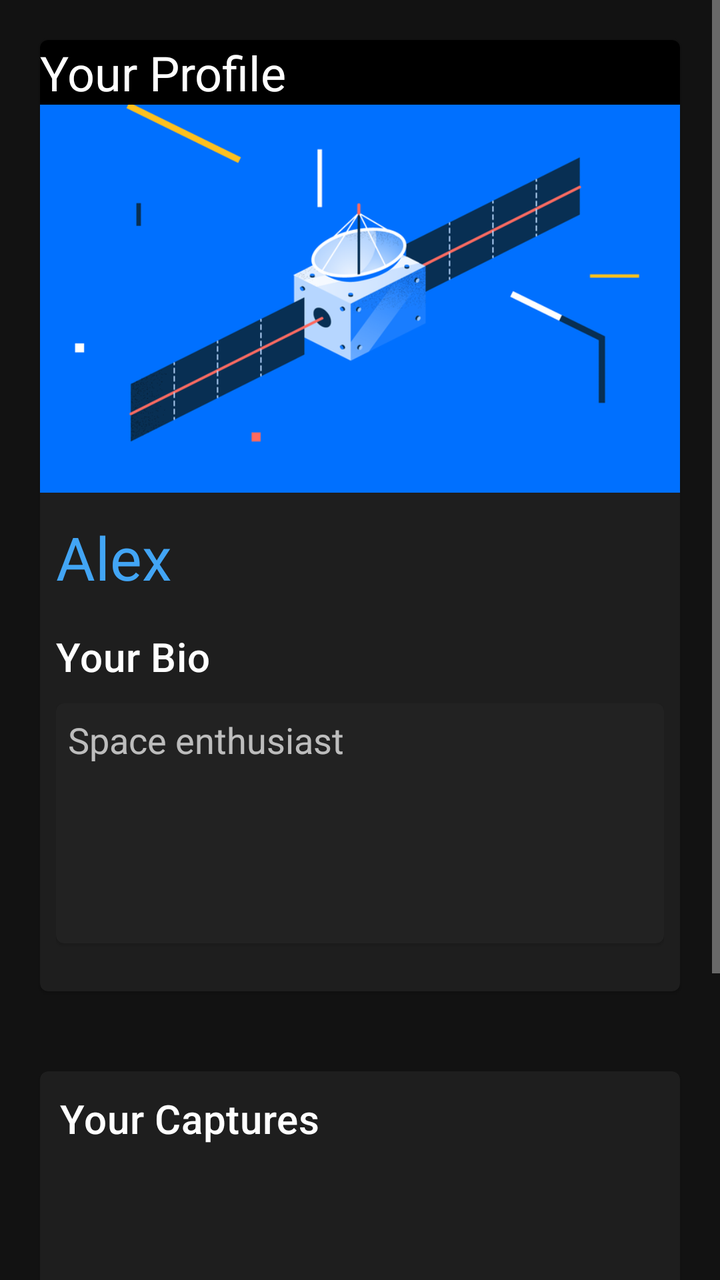
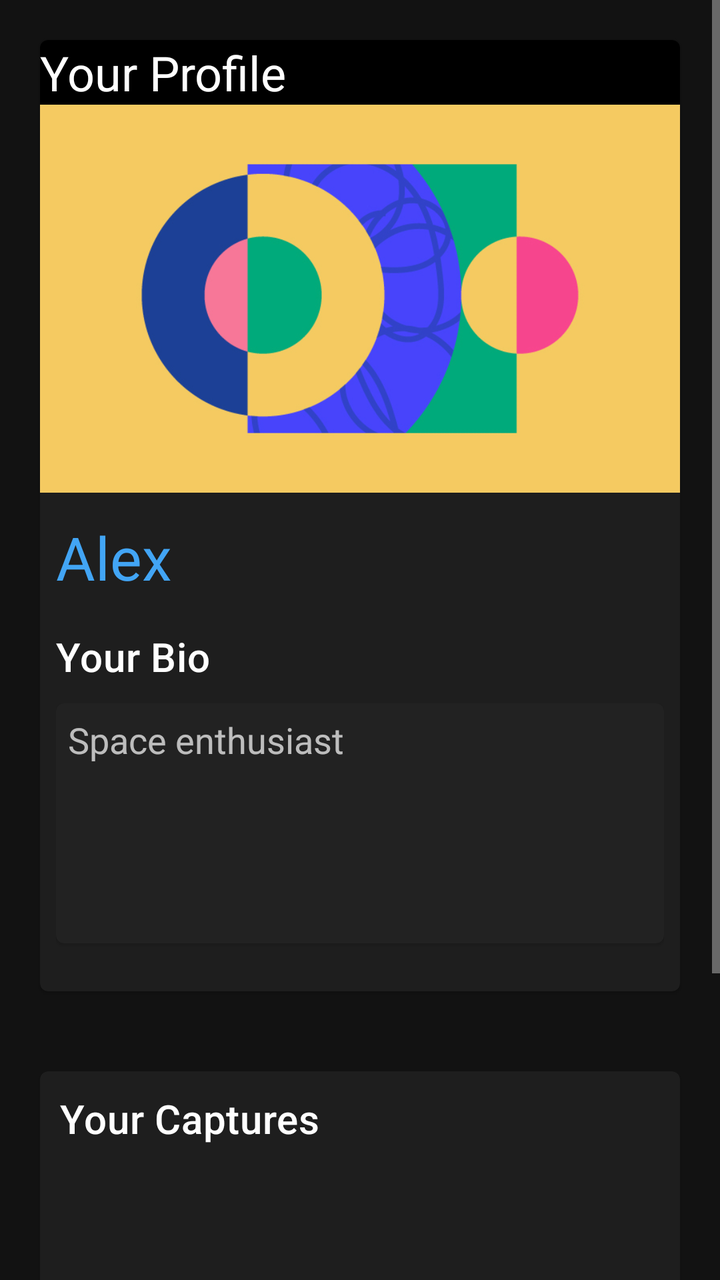

Screens rendered from an Android XML layout before and after an edit, with the pre-edit source and the edit as a unified diff.
<!-- AndroidManifest.xml: application theme AppTheme -->
<!-- res/layout/frag_profile.xml -->
<?xml version="1.0" encoding="utf-8"?>
<RelativeLayout xmlns:android="http://schemas.android.com/apk/res/android"
    android:layout_width="match_parent"
    android:layout_height="match_parent"
    xmlns:app="http://schemas.android.com/apk/res-auto"
    android:background="@color/transparent"
    android:scrollbars="vertical">
    <ScrollView
        android:layout_width="wrap_content"
        android:layout_height="wrap_content">
    <LinearLayout
        android:layout_width="wrap_content"
        android:layout_height="wrap_content"
        android:orientation="vertical">

    <com.google.android.material.card.MaterialCardView
        android:id="@+id/profcard"
        android:layout_width="wrap_content"
        android:layout_height="wrap_content"
        android:layout_margin="20dp">

        <LinearLayout
            android:layout_width="match_parent"
            android:layout_height="wrap_content"
            android:orientation="vertical">
        <LinearLayout
            android:layout_width="match_parent"
            android:layout_height="match_parent"
            android:background="@color/colorPrimaryDark">
            <TextView
                android:layout_width="wrap_content"
                android:layout_height="wrap_content"
                android:text="Your Profile"
                android:textAppearance="?attr/textAppearanceHeadline5"
                android:layout_gravity="center"
                />
        </LinearLayout>
            
            <ImageView
                android:layout_width="match_parent"
                android:layout_height="194dp"
                android:contentDescription="@string/content_description_media"
                android:scaleType="centerCrop"
                app:srcCompat="@drawable/bsat" />

            <LinearLayout
                android:layout_width="match_parent"
                android:layout_height="wrap_content"
                android:orientation="vertical"
                android:padding="8dp">

                


                <TextView
                    android:layout_width="wrap_content"
                    android:layout_height="wrap_content"
                    android:layout_marginTop="4dp"
                    android:layout_marginBottom="16dp"
                    android:text="Alex"
                    android:textAppearance="?attr/textAppearanceHeadline5"
                    android:textColor="@color/colorAccent"
                    android:textSize="30dp" />

                <TextView
                    android:layout_width="wrap_content"
                    android:layout_height="wrap_content"
                    android:text="Your Bio"
                    android:textAppearance="?attr/textAppearanceHeadline6" />
                <com.google.android.material.card.MaterialCardView
                    android:id="@+id/profcardinner"
                    android:layout_height="120dp"
                    android:layout_width="match_parent"
                    android:layout_marginBottom="16dp"
                    android:layout_marginTop="10dp">

                    <TextView
                        android:layout_width="match_parent"
                        android:layout_height="match_parent"
                        android:text="Space enthusiast"
                        android:layout_margin="6dp"
                        android:scrollHorizontally="true"
                        android:textSize="18dp"/>

                </com.google.android.material.card.MaterialCardView>


            </LinearLayout>

        </LinearLayout>

    </com.google.android.material.card.MaterialCardView>


        <com.google.android.material.card.MaterialCardView

            android:layout_height="120dp"
            android:layout_width="match_parent"
            android:layout_margin="20dp">

            <TextView
                android:layout_width="match_parent"
                android:layout_height="wrap_content"
                android:text="Your Captures"
                android:textAppearance="?attr/textAppearanceHeadline6"
                android:layout_margin="10dp"/>
        </com.google.android.material.card.MaterialCardView>
        <com.google.android.material.card.MaterialCardView

            android:layout_width="wrap_content"
            android:layout_height="wrap_content"
            android:layout_margin="12dp">
            <com.google.android.material.card.MaterialCardView

                android:layout_height="120dp"
                android:layout_width="match_parent"
                android:layout_marginBottom="16dp"
                android:layout_marginTop="6dp">
            </com.google.android.material.card.MaterialCardView>

        </com.google.android.material.card.MaterialCardView
            >

    </LinearLayout>
    </ScrollView>



</RelativeLayout>
<!-- resources referenced by this layout -->
<resources>
  <color name="colorAccent">#42A5F5</color>
  <color name="colorPrimaryDark">#000000</color>
  <color name="transparent">@android:color/transparent</color>
  <!-- drawable bsat: webp bitmap (drawable, 38086 bytes) -->
  <string name="content_description_media">Taken on:</string>
  <style name="AppTheme" parent="Theme.MaterialComponents">
          
          <item name="windowActionBar">true</item>
          <item name="colorPrimary">#212121</item>
          <item name="colorPrimaryDark">@color/colorPrimaryDark</item>
          <item name="colorAccent">#42A5F5</item>
      </style>
</resources>

<!-- the commit's change to res/layout/frag_profile.xml (unified diff, before → after) -->
@@ -30,7 +30,7 @@
             <TextView
                 android:layout_width="wrap_content"
                 android:layout_height="wrap_content"
-                android:text="Your Profile"
+                android:text="@string/your_profile"
                 android:textAppearance="?attr/textAppearanceHeadline5"
                 android:layout_gravity="center"
                 />
@@ -41,7 +41,7 @@
                 android:layout_height="194dp"
                 android:contentDescription="@string/content_description_media"
                 android:scaleType="centerCrop"
-                app:srcCompat="@drawable/bsat" />
+                app:srcCompat="@drawable/arcard" />
 
             <LinearLayout
                 android:layout_width="match_parent"
@@ -118,8 +118,7 @@
                 android:layout_marginTop="6dp">
             </com.google.android.material.card.MaterialCardView>
 
-        </com.google.android.material.card.MaterialCardView
-            >
+        </com.google.android.material.card.MaterialCardView>
 
     </LinearLayout>
     </ScrollView>
<!-- resource entries referenced after the edit -->
@@ -3,8 +3,9 @@
   <color name="colorAccent">#42A5F5</color>
   <color name="colorPrimaryDark">#000000</color>
   <color name="transparent">@android:color/transparent</color>
-  <!-- drawable bsat: webp bitmap (drawable, 38086 bytes) -->
+  <!-- drawable arcard: webp bitmap (drawable, 53744 bytes) -->
   <string name="content_description_media">Taken on:</string>
+  <string name="your_profile">Your Profile</string>
   <style name="AppTheme" parent="Theme.MaterialComponents">
           
           <item name="windowActionBar">true</item>
